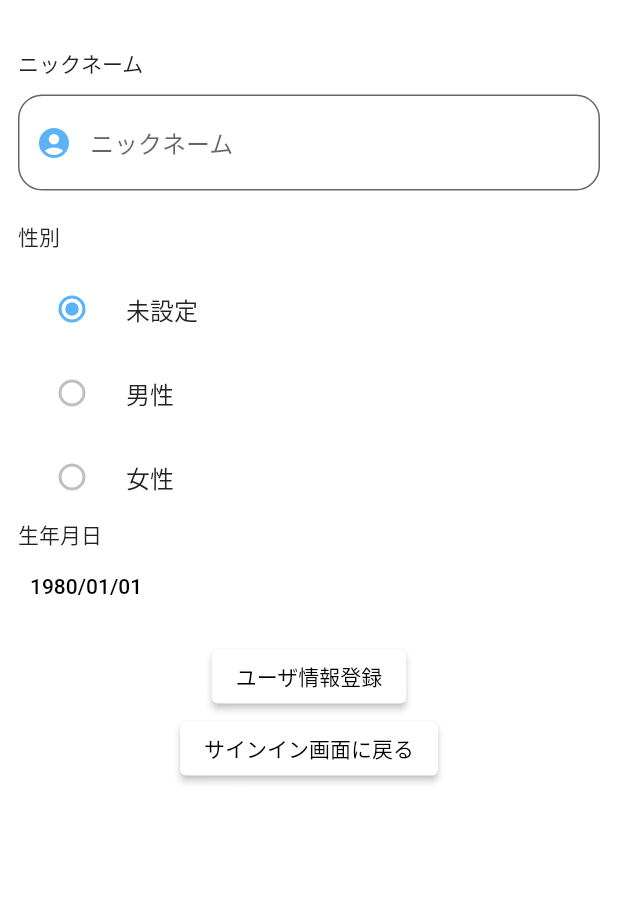
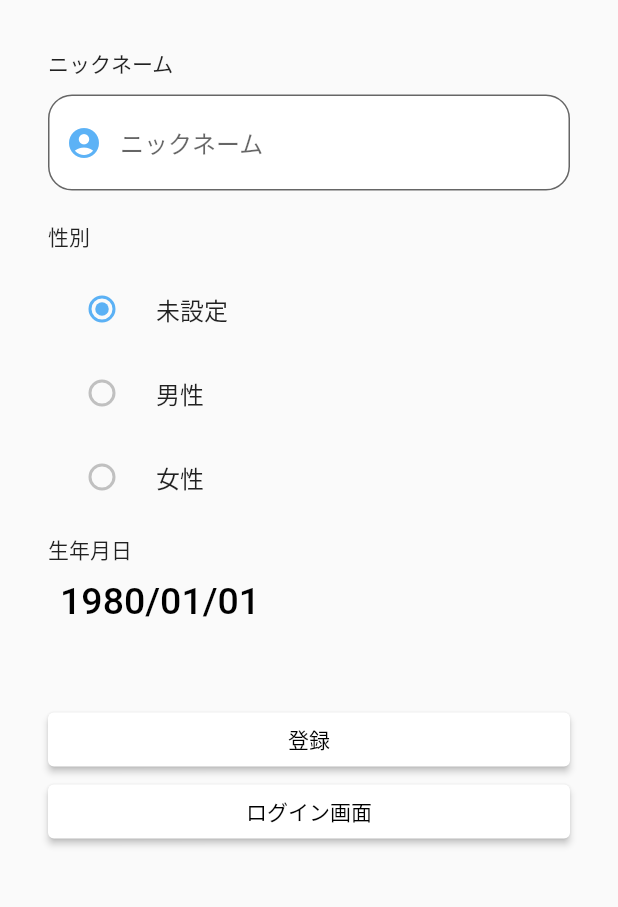
Before and after one commit to sports-club-hanzan/virtual-pilgrimage, a Flutter app: the RegistrationPage screen opened by its route, on a phone screen of 412 x 824 dp, the part 84-991 px from its top. Run offline on Flutter 3.47's test engine with Material 2 defaults, Android fonts, the phone set to English and light mode, and no system bars; our stand-ins replace cloud_firestore, firebase_analytics, firebase_auth, firebase_core, firebase_crashlytics, flutter_datetime_picker and 6 more; accounts and stored records are empty.

Commit message:
ユーザ情報登録ページのレイアウト整理

```diff
--- a/lib/ui/pages/registration/registration_page.dart
+++ b/lib/ui/pages/registration/registration_page.dart
@@ -35,21 +35,13 @@ class RegistrationPageBody extends StatelessWidget {
     final notifier = ref.read(registrationPresenterProvider.notifier);
     final state = ref.watch(registrationPresenterProvider);
 
-    return ColoredBox(
-      color: Theme.of(context).backgroundColor,
-      child: SafeArea(
-        child: Column(
-          children: <Widget>[
-            Padding(
-              padding: const EdgeInsets.only(
-                top: 32,
-                right: 12,
-                left: 12,
-                bottom: 12,
-              ),
+    return ListView(
+      children: [
+        Container(
+          padding: const EdgeInsets.all(32),
           child: Column(
             crossAxisAlignment: CrossAxisAlignment.start,
-                children: [
+            children: <Widget>[
               const Text('ニックネーム'),
               const Padding(
                 padding: EdgeInsetsDirectional.fromSTEB(10, 0, 0, 10),
@@ -102,33 +94,51 @@ class RegistrationPageBody extends StatelessWidget {
                 onChanged: notifier.onChangedGender,
                 groupValue: state.gender.selectedValue,
               ),
+              const Padding(
+                padding: EdgeInsetsDirectional.fromSTEB(10, 0, 0, 10),
+              ),
               const Text('生年月日'),
               TextButton(
                 onPressed: () => notifier.onPressedDate(context),
                 child: Text(
                   DateFormat('yyyy/MM/dd').format(state.birthDay),
-                      style: const TextStyle(color: Colors.black),
+                  style: const TextStyle(color: Colors.black, fontSize: 25),
                 ),
               ),
-                ],
+              Padding(
+                padding: const EdgeInsets.only(
+                top: 32,
+                right: 12,
+                left: 12,
+                bottom: 12,
               ),
+                child: Column(),
               ),
               ElevatedButton(
                 onPressed: () async {
                   await notifier.onPressedRegistration();
                 },
-              child: const Text('ユーザ情報登録'),
+                child: Container(
+                  width: MediaQuery.of(context).size.width,
+                  alignment: Alignment.center,
+                  child: const Text('登録'),
+                ),
               ),
               ElevatedButton(
                 onPressed: () async {
                   await ref.read(signInPresenterProvider.notifier).logout();
                   ref.read(routerProvider).go(RouterPath.signIn);
                 },
-              child: const Text('サインイン画面に戻る'),
-            )
+                child: Container(
+                  width: MediaQuery.of(context).size.width,
+                  alignment: Alignment.center,
+                  child: const Text('ログイン画面'),
+                ),
+              ),
             ],
           ),
         ),
+      ],
     );
   }
 }
```
Lines whose indentation alone changed are shown as unchanged.
